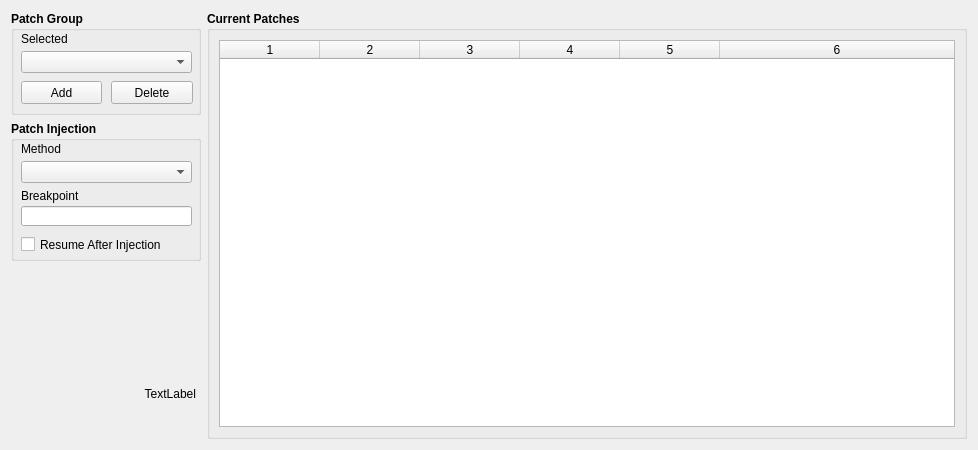
Before: the Qt Designer form extra/dap.ui in scottmudge/DebugAutoPatch, drawn with Qt 5.
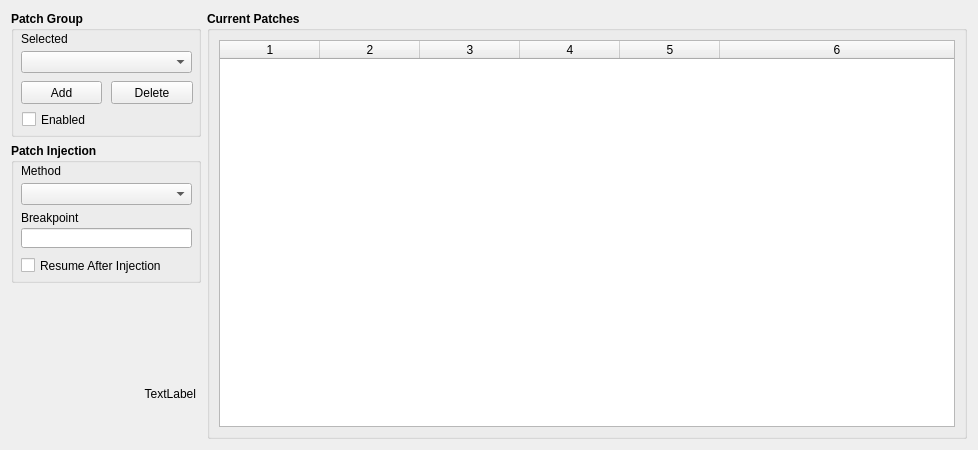
After: the same form once the commit is applied.

Patch:
```diff
--- a/extra/dap.ui
+++ b/extra/dap.ui
@@ -41,7 +41,7 @@
          <property name="minimumSize">
           <size>
            <width>190</width>
-           <height>104</height>
+           <height>126</height>
           </size>
          </property>
          <property name="font">
@@ -129,6 +129,25 @@
            <string>Delete</string>
           </property>
          </widget>
+         <widget class="QCheckBox" name="checkBox_PatchGroupEnabled">
+          <property name="geometry">
+           <rect>
+            <x>11</x>
+            <y>98</y>
+            <width>171</width>
+            <height>21</height>
+           </rect>
+          </property>
+          <property name="font">
+           <font>
+            <weight>50</weight>
+            <bold>false</bold>
+           </font>
+          </property>
+          <property name="text">
+           <string>Enabled</string>
+          </property>
+         </widget>
         </widget>
        </item>
        <item>
@@ -236,7 +255,7 @@
           <property name="geometry">
            <rect>
             <x>10</x>
-            <y>113</y>
+            <y>112</y>
             <width>171</width>
             <height>21</height>
            </rect>
```
